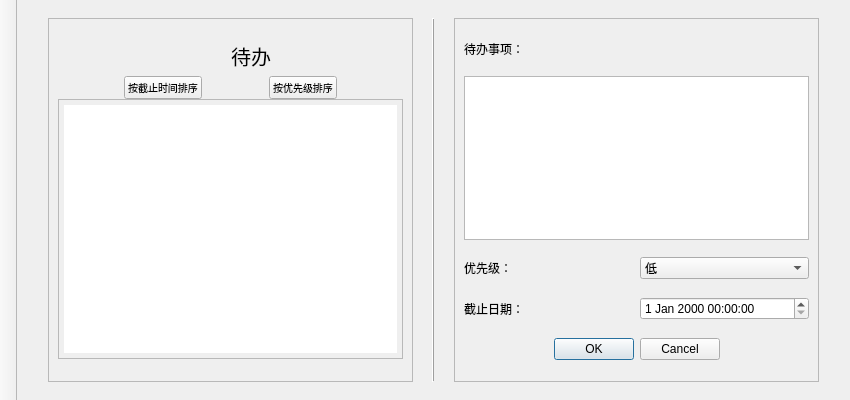
Qt form mainwindow.ui (evtrouble/ham) before a commit.
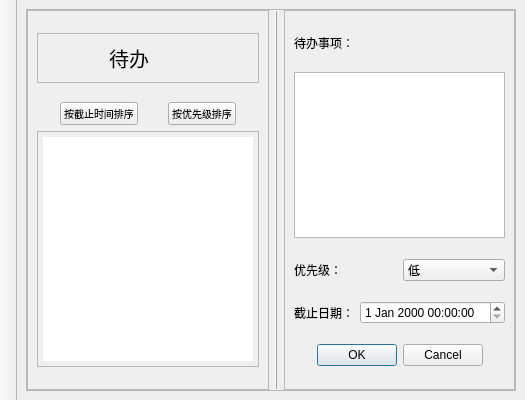
The same form after that commit. Icons and pictures are not drawn. Custom widgets are drawn as their Qt base class.

What changed in the file:
```diff
--- a/mainwindow.ui
+++ b/mainwindow.ui
@@ -6,19 +6,19 @@
    <rect>
     <x>0</x>
     <y>0</y>
-    <width>850</width>
+    <width>525</width>
     <height>400</height>
    </rect>
   </property>
   <property name="minimumSize">
    <size>
-    <width>850</width>
+    <width>0</width>
     <height>0</height>
    </size>
   </property>
   <property name="maximumSize">
    <size>
-    <width>850</width>
+    <width>16777215</width>
     <height>16777215</height>
    </size>
   </property>
@@ -204,7 +204,43 @@
          <verstretch>0</verstretch>
         </sizepolicy>
        </property>
-       <layout class="QHBoxLayout" name="horizontalLayout_5">
+       <layout class="QGridLayout" name="gridLayout_6">
+        <property name="leftMargin">
+         <number>0</number>
+        </property>
+        <property name="topMargin">
+         <number>0</number>
+        </property>
+        <property name="rightMargin">
+         <number>0</number>
+        </property>
+        <property name="bottomMargin">
+         <number>0</number>
+        </property>
+        <property name="spacing">
+         <number>0</number>
+        </property>
+        <item row="0" column="0">
+         <widget class="QFrame" name="frame_3">
+          <property name="frameShape">
+           <enum>QFrame::Shape::StyledPanel</enum>
+          </property>
+          <property name="frameShadow">
+           <enum>QFrame::Shadow::Raised</enum>
+          </property>
+          <layout class="QHBoxLayout" name="horizontalLayout">
+           <property name="leftMargin">
+            <number>0</number>
+           </property>
+           <property name="topMargin">
+            <number>0</number>
+           </property>
+           <property name="rightMargin">
+            <number>0</number>
+           </property>
+           <property name="bottomMargin">
+            <number>0</number>
+           </property>
         <item>
          <spacer name="horizontalSpacer">
           <property name="orientation">
@@ -223,6 +259,12 @@
         </item>
         <item>
          <widget class="QFrame" name="frame">
+             <property name="sizePolicy">
+              <sizepolicy hsizetype="Expanding" vsizetype="Expanding">
+               <horstretch>0</horstretch>
+               <verstretch>0</verstretch>
+              </sizepolicy>
+             </property>
           <property name="styleSheet">
            <string notr="true"/>
           </property>
@@ -232,14 +274,11 @@
           <property name="frameShadow">
            <enum>QFrame::Shadow::Raised</enum>
           </property>
-          <layout class="QGridLayout" name="gridLayout_2">
-           <property name="spacing">
-            <number>0</number>
-           </property>
+             <layout class="QGridLayout" name="gridLayout_7">
            <item row="0" column="0">
-            <layout class="QVBoxLayout" name="verticalLayout">
-             <property name="spacing">
-              <number>0</number>
+               <layout class="QVBoxLayout" name="verticalLayout_3">
+                <property name="sizeConstraint">
+                 <enum>QLayout::SizeConstraint::SetDefaultConstraint</enum>
              </property>
              <item>
               <spacer name="verticalSpacer">
@@ -258,25 +297,28 @@
               </spacer>
              </item>
              <item>
-              <layout class="QHBoxLayout" name="horizontalLayout">
-               <item>
-                <spacer name="horizontalSpacer_5">
-                 <property name="orientation">
-                  <enum>Qt::Orientation::Horizontal</enum>
-                 </property>
-                 <property name="sizeType">
-                  <enum>QSizePolicy::Policy::Expanding</enum>
-                 </property>
-                 <property name="sizeHint" stdset="0">
-                  <size>
-                   <width>30</width>
-                   <height>20</height>
-                  </size>
-                 </property>
-                </spacer>
-               </item>
+                 <widget class="QFrame" name="frame_4">
+                  <property name="sizePolicy">
+                   <sizepolicy hsizetype="Expanding" vsizetype="Preferred">
+                    <horstretch>0</horstretch>
+                    <verstretch>0</verstretch>
+                   </sizepolicy>
+                  </property>
+                  <property name="frameShape">
+                   <enum>QFrame::Shape::StyledPanel</enum>
+                  </property>
+                  <property name="frameShadow">
+                   <enum>QFrame::Shadow::Raised</enum>
+                  </property>
+                  <layout class="QHBoxLayout" name="horizontalLayout_9">
                <item>
                 <widget class="QLabel" name="tasksDisplay">
+                     <property name="sizePolicy">
+                      <sizepolicy hsizetype="Expanding" vsizetype="Preferred">
+                       <horstretch>0</horstretch>
+                       <verstretch>0</verstretch>
+                      </sizepolicy>
+                     </property>
                  <property name="styleSheet">
                   <string notr="true">background-color: transparent; 
 border: 0;
@@ -290,22 +332,6 @@
                  </property>
                 </widget>
                </item>
-               <item>
-                <spacer name="horizontalSpacer_6">
-                 <property name="orientation">
-                  <enum>Qt::Orientation::Horizontal</enum>
-                 </property>
-                 <property name="sizeType">
-                  <enum>QSizePolicy::Policy::Preferred</enum>
-                 </property>
-                 <property name="sizeHint" stdset="0">
-                  <size>
-                   <width>100</width>
-                   <height>20</height>
-                  </size>
-                 </property>
-                </spacer>
-               </item>
                <item>
                 <widget class="QPushButton" name="addButton">
                  <property name="styleSheet">
@@ -328,6 +354,7 @@
                 </widget>
                </item>
               </layout>
+                 </widget>
              </item>
              <item>
               <spacer name="verticalSpacer_10">
@@ -339,16 +366,16 @@
                </property>
                <property name="sizeHint" stdset="0">
                 <size>
-                 <width>10</width>
-                 <height>5</height>
+                    <width>13</width>
+                    <height>13</height>
                 </size>
                </property>
               </spacer>
              </item>
              <item>
-              <layout class="QHBoxLayout" name="horizontalLayout_3">
+                 <layout class="QHBoxLayout" name="horizontalLayout_1">
                <item>
-                <spacer name="horizontalSpacer_8">
+                   <spacer name="horizontalSpacer_1">
                  <property name="orientation">
                   <enum>Qt::Orientation::Horizontal</enum>
                  </property>
@@ -372,7 +399,7 @@
                 </widget>
                </item>
                <item>
-                <spacer name="horizontalSpacer_7">
+                   <spacer name="horizontalSpacer_5">
                  <property name="orientation">
                   <enum>Qt::Orientation::Horizontal</enum>
                  </property>
@@ -396,7 +423,7 @@
                 </widget>
                </item>
                <item>
-                <spacer name="horizontalSpacer_9">
+                   <spacer name="horizontalSpacer_6">
                  <property name="orientation">
                   <enum>Qt::Orientation::Horizontal</enum>
                  </property>
@@ -433,7 +460,7 @@
               </widget>
              </item>
              <item>
-              <spacer name="verticalSpacer_3">
+                 <spacer name="verticalSpacer_9">
                <property name="orientation">
                 <enum>Qt::Orientation::Vertical</enum>
                </property>
@@ -521,11 +548,11 @@
           <property name="frameShadow">
            <enum>QFrame::Shadow::Raised</enum>
           </property>
-          <layout class="QGridLayout" name="gridLayout_6">
+             <layout class="QGridLayout" name="gridLayout_2">
            <item row="0" column="0">
-            <layout class="QVBoxLayout" name="verticalLayout_2">
+               <layout class="QVBoxLayout" name="verticalLayout_4">
              <item>
-              <spacer name="verticalSpacer_4">
+                 <spacer name="verticalSpacer_3">
                <property name="orientation">
                 <enum>Qt::Orientation::Vertical</enum>
                </property>
@@ -538,14 +565,20 @@
               </spacer>
              </item>
              <item>
-              <widget class="QLabel" name="label_2">
+                 <widget class="QLabel" name="label_4">
+                  <property name="sizePolicy">
+                   <sizepolicy hsizetype="Preferred" vsizetype="Preferred">
+                    <horstretch>0</horstretch>
+                    <verstretch>0</verstretch>
+                   </sizepolicy>
+                  </property>
                <property name="text">
                 <string>待办事项：</string>
                </property>
               </widget>
              </item>
              <item>
-              <spacer name="verticalSpacer_9">
+                 <spacer name="verticalSpacer_4">
                <property name="orientation">
                 <enum>Qt::Orientation::Vertical</enum>
                </property>
@@ -560,7 +593,7 @@
              <item>
               <widget class="QTextEdit" name="textEdit">
                <property name="sizePolicy">
-                <sizepolicy hsizetype="Expanding" vsizetype="Preferred">
+                   <sizepolicy hsizetype="Expanding" vsizetype="Expanding">
                  <horstretch>0</horstretch>
                  <verstretch>0</verstretch>
                 </sizepolicy>
@@ -624,9 +657,9 @@
               </spacer>
              </item>
              <item>
-              <layout class="QHBoxLayout" name="horizontalLayout_4">
+                 <layout class="QHBoxLayout" name="horizontalLayout_3">
                <item>
-                <widget class="QLabel" name="label">
+                   <widget class="QLabel" name="label_6">
                  <property name="text">
                   <string>截止日期：</string>
                  </property>
@@ -696,6 +729,9 @@
            </size>
           </property>
          </spacer>
+           </item>
+          </layout>
+         </widget>
         </item>
        </layout>
       </widget>
```
Left out of the diff: 6 changed lines with no effect on the pictures. Lines whose indentation alone changed are shown as unchanged.
